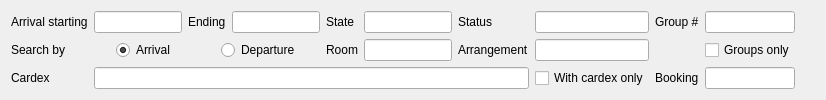
First picture: the form in Filter/freservationscommon.ui, repository End1-1/Resort, before the edit.
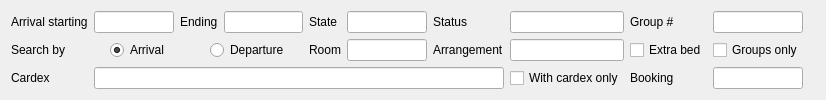
Second picture: the form after the edit. Custom widgets are drawn as their Qt base class.

```diff
--- a/Filter/freservationscommon.ui
+++ b/Filter/freservationscommon.ui
@@ -251,6 +251,13 @@
        </property>
       </widget>
      </item>
+     <item row="1" column="8">
+      <widget class="QCheckBox" name="chExtraBed">
+       <property name="text">
+        <string>Extra bed</string>
+       </property>
+      </widget>
+     </item>
     </layout>
    </item>
   </layout>
```
